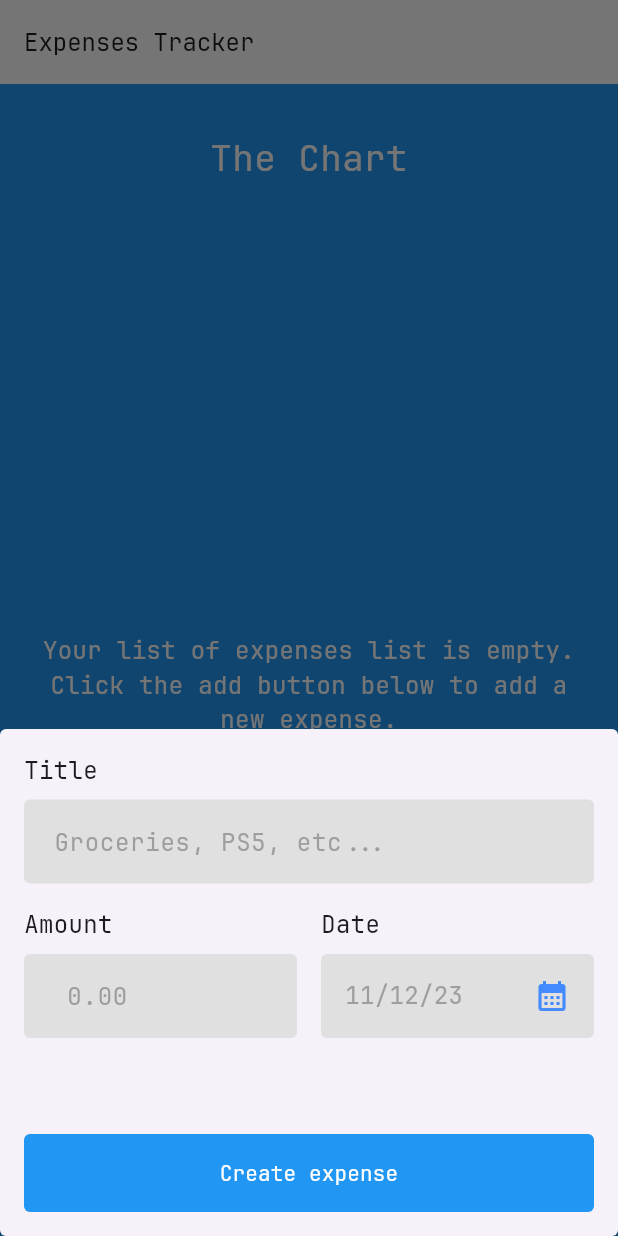
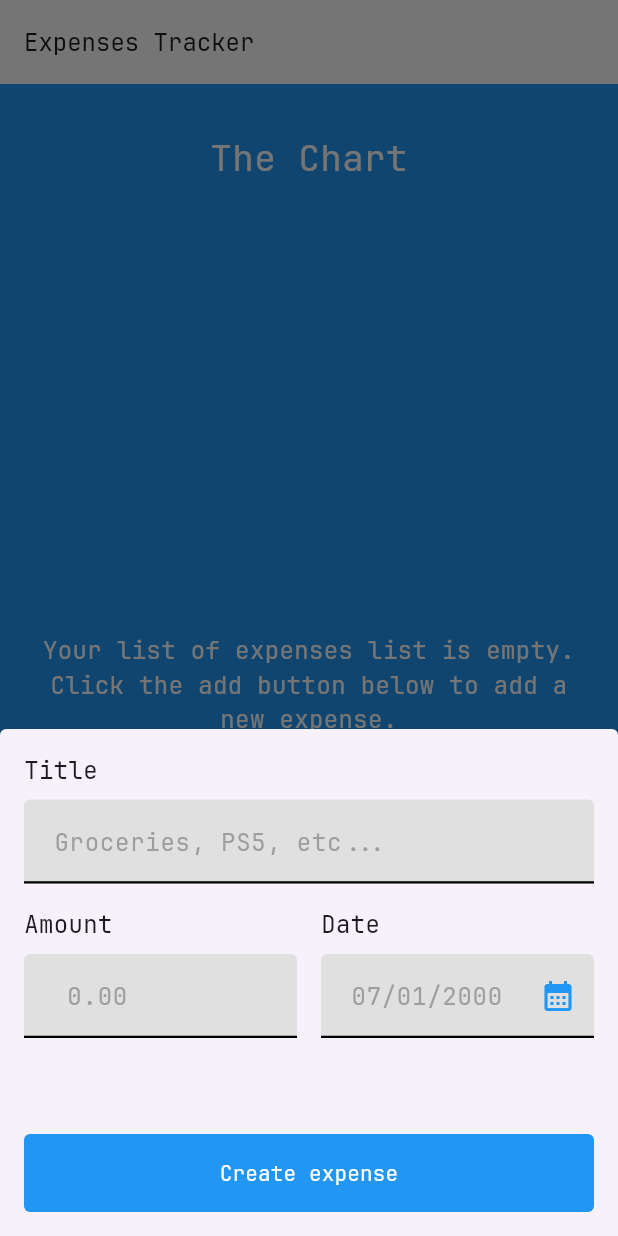
Before and after one commit to TNury/flutter_expenses_app, a Flutter app: the screen it shows after launch, after a tap on the "add" icon, on a phone screen of 412 x 824 dp. Run offline on Flutter 3.47's test engine with Material 2 defaults, Android fonts, the phone set to English and light mode, and no system bars.

Commit message:
refactor: Rework date input widget

```diff
--- a/lib/models/expense.dart
+++ b/lib/models/expense.dart
@@ -1,10 +1,5 @@
 import 'package:flutter/material.dart';
-import 'package:uuid/uuid.dart';
-import 'package:intl/intl.dart';
-
-final dateFormatter = DateFormat.yMd();
-
-const uuid = Uuid();
+import 'package:flutter_expenses_tracker/utils/utils.dart';
 
 enum Category { food, travel, leisure, work, study }
 
--- a/lib/theme/theme.dart
+++ b/lib/theme/theme.dart
@@ -8,9 +8,13 @@ const _roundedShape = RoundedRectangleBorder(
 
 UnderlineInputBorder _getInputBorder({Color borderColor = Colors.black}) {
   return const UnderlineInputBorder(
-    borderSide: BorderSide.none,
-    borderRadius: BorderRadius.all(
-      Radius.circular(4),
+    borderSide: BorderSide(
+      width: 1.5,
+      color: Colors.black,
+    ),
+    borderRadius: BorderRadius.only(
+      topLeft: Radius.circular(4),
+      topRight: Radius.circular(4),
     ),
   );
 }
@@ -25,7 +29,12 @@ final ThemeData theme = ThemeData(
 
   // Bottom sheet theme
   bottomSheetTheme: const BottomSheetThemeData(
-    shape: _roundedShape,
+    shape: RoundedRectangleBorder(
+      borderRadius: BorderRadius.only(
+        topLeft: Radius.circular(4),
+        topRight: Radius.circular(4),
+      ),
+    ),
   ),
 
   // Dialog theme
@@ -80,5 +89,6 @@ final ThemeData theme = ThemeData(
       color: Colors.red,
       height: 1.5,
     ),
+    suffixIconColor: Colors.blue,
   ),
 );
--- /dev/null
+++ b/lib/utils/utils.dart
@@ -0,0 +1,6 @@
+import 'package:uuid/uuid.dart';
+import 'package:intl/intl.dart';
+
+final dateFormatter = DateFormat.yMd();
+
+const uuid = Uuid();
--- a/lib/widgets/ui/generic/date_input.dart
+++ b/lib/widgets/ui/generic/date_input.dart
@@ -1,6 +1,8 @@
 import 'package:flutter/material.dart';
 
-import 'package:flutter_animate/flutter_animate.dart';
+import 'package:flutter_expenses_tracker/widgets/ui/generic/input.dart';
+
+import 'package:flutter_expenses_tracker/utils/utils.dart';
 
 final _datePickerStyles = ThemeData(
   useMaterial3: true,
@@ -17,41 +19,29 @@ final _datePickerStyles = ThemeData(
 class DateInput extends StatefulWidget {
   const DateInput({
     required this.labelText,
-    this.date,
-    this.error,
-    required this.onChange,
+    required this.onSaved,
+    this.validator,
     super.key,
   });
 
   final String labelText;
-  final DateTime? date;
-  final String? error;
-  final Function(DateTime) onChange;
+  final Function(DateTime?) onSaved;
+  final String? Function(String?)? validator;
 
   @override
   State<DateInput> createState() => _DateInputState();
 }
 
 class _DateInputState extends State<DateInput> {
-  @override
-  void initState() {
-    super.initState();
-  }
-
-  String get _formatedDate {
-    int day = widget.date!.day;
-    int month = widget.date!.month;
-    int year = widget.date!.year;
-
-    return '$day/$month/$year';
-  }
+  final TextEditingController _dateTextController = TextEditingController();
+  DateTime? _selectedDate;
 
   void _presentDatePicker() async {
     final now = DateTime.now();
 
     final firstDate = DateTime(now.year - 1, now.month, now.day);
 
-    DateTime? chosenDate = await showDatePicker(
+    final DateTime? chosenDate = await showDatePicker(
       context: context,
       initialDate: now,
       firstDate: firstDate,
@@ -65,88 +55,40 @@ class _DateInputState extends State<DateInput> {
     );
 
     if (chosenDate != null) {
-      widget.onChange(chosenDate);
+      _dateTextController.value = TextEditingValue(
+        text: dateFormatter.format(chosenDate),
+      );
+
+      setState(() {
+        _selectedDate = chosenDate;
+      });
     }
   }
 
   @override
+  void dispose() {
+    _dateTextController.dispose();
+    super.dispose();
+  }
+
+  @override
   Widget build(BuildContext context) {
-    return Column(
-      mainAxisSize: MainAxisSize.min,
-      crossAxisAlignment: CrossAxisAlignment.start,
-      children: [
-        Text(
-          widget.labelText,
-          style: const TextStyle(fontSize: 16),
+    return Input(
+      labelText: widget.labelText,
+      hintText: '07/01/2000',
+      readOnly: true,
+      controller: _dateTextController,
+      suffixIcon: IconButton(
+        onPressed: _presentDatePicker,
+        icon: const Icon(
+          Icons.calendar_month,
         ),
-        const SizedBox(height: 8),
-        GestureDetector(
-          onTap: () {
-            _presentDatePicker();
-          },
-          child: Column(
-            crossAxisAlignment: CrossAxisAlignment.start,
-            children: [
-              Container(
-                width: double.infinity,
-                height: 56,
-                padding: const EdgeInsets.only(left: 16),
-                decoration: BoxDecoration(
-                  color: Colors.grey[300],
-                  borderRadius: const BorderRadius.all(
-                    Radius.circular(4),
-                  ),
-                ),
-                child: Row(
-                  mainAxisAlignment: MainAxisAlignment.spaceBetween,
-                  children: [
-                    Text(
-                      widget.date != null ? _formatedDate : '11/12/23',
-                      style: TextStyle(
-                        fontSize: 16,
-                        color: widget.date != null ? Colors.black : Colors.grey,
-                      ),
-                    ),
-                    IconButton(
-                      padding: const EdgeInsets.all(16),
-                      onPressed: () {
-                        _presentDatePicker();
-                      },
-                      icon: const Icon(Icons.calendar_month),
-                    ),
-                  ],
-                ),
-              ),
-              if (widget.error != null)
-                // The animation here is just to replicate
-                // the default animation flutter has for showing error messages
-                Animate(
-                  effects: const [
-                    FadeEffect(
-                      curve: Curves.easeIn,
-                      duration: Duration(milliseconds: 75),
-                    ),
-                    SlideEffect(
-                      curve: Curves.easeIn,
-                      duration: Duration(milliseconds: 75),
-                    )
-                  ],
-                  child: Padding(
-                    padding: const EdgeInsets.fromLTRB(16, 8, 16, 8),
-                    child: Text(
-                      widget.error as String,
-                      style: const TextStyle(
-                        fontSize: 16,
-                        color: Colors.red,
-                        height: 1.5,
-                      ),
-                    ),
-                  ),
-                ),
-            ],
-          ),
-        ),
-      ],
+      ),
+      onTap: _presentDatePicker,
+      onSaved: (value) {
+        widget.onSaved(_selectedDate);
+      },
+      validator: widget.validator,
     );
   }
 }
--- a/lib/widgets/ui/generic/input.dart
+++ b/lib/widgets/ui/generic/input.dart
@@ -6,9 +6,12 @@ class Input extends StatelessWidget {
     required this.hintText,
     this.prefixText,
     this.type = TextInputType.text,
-    this.onChange,
     this.onSaved,
     this.validator,
+    this.controller,
+    this.suffixIcon,
+    this.readOnly = false,
+    this.onTap,
     super.key,
   });
 
@@ -16,9 +19,12 @@ class Input extends StatelessWidget {
   final String hintText;
   final String? prefixText;
   final TextInputType type;
-  final Function(String)? onChange;
   final Function(String?)? onSaved;
   final String? Function(String?)? validator;
+  final TextEditingController? controller;
+  final Widget? suffixIcon;
+  final bool readOnly;
+  final Function()? onTap;
 
   @override
   Widget build(BuildContext context) {
@@ -32,7 +38,10 @@ class Input extends StatelessWidget {
         ),
         const SizedBox(height: 8),
         TextFormField(
+          readOnly: readOnly,
+          onTap: onTap,
           autovalidateMode: AutovalidateMode.onUserInteraction,
+          controller: controller,
           style: const TextStyle(
             color: Colors.black,
             fontSize: 16,
@@ -42,10 +51,10 @@ class Input extends StatelessWidget {
             hintText: hintText,
             errorMaxLines: 10,
             contentPadding: const EdgeInsets.all(16),
+            suffixIcon: suffixIcon,
           ),
           keyboardType: type,
           validator: validator,
-          onChanged: onChange,
           onSaved: onSaved,
         ),
       ],
--- a/lib/widgets/ui/modals/expense_creation_modal.dart
+++ b/lib/widgets/ui/modals/expense_creation_modal.dart
@@ -89,6 +89,8 @@ class _ExpenseCreationModalState extends State<ExpenseCreationModal> {
                   if (value!.isEmpty) {
                     return 'Please insert a title.';
                   }
+
+                  return null;
                 },
               ),
               const SizedBox(
@@ -110,18 +112,25 @@ class _ExpenseCreationModalState extends State<ExpenseCreationModal> {
                         if (value!.isEmpty) {
                           return 'Please insert an amount.';
                         }
+
+                        return null;
                       },
                     ),
                   ),
                   const SizedBox(width: 16),
                   Expanded(
                     child: DateInput(
-                      date: _formValues['date'] != null
-                          ? _formValues['date'] as DateTime
-                          : null,
                       labelText: 'Date',
-                      onChange: _updateDate,
-                      error: _dateError,
+                      onSaved: (value) {
+                        _updateField('date', value);
+                      },
+                      validator: (value) {
+                        if (value!.isEmpty) {
+                          return 'Please insert a date.';
+                        }
+
+                        return null;
+                      },
                     ),
                   ),
                 ],
```
